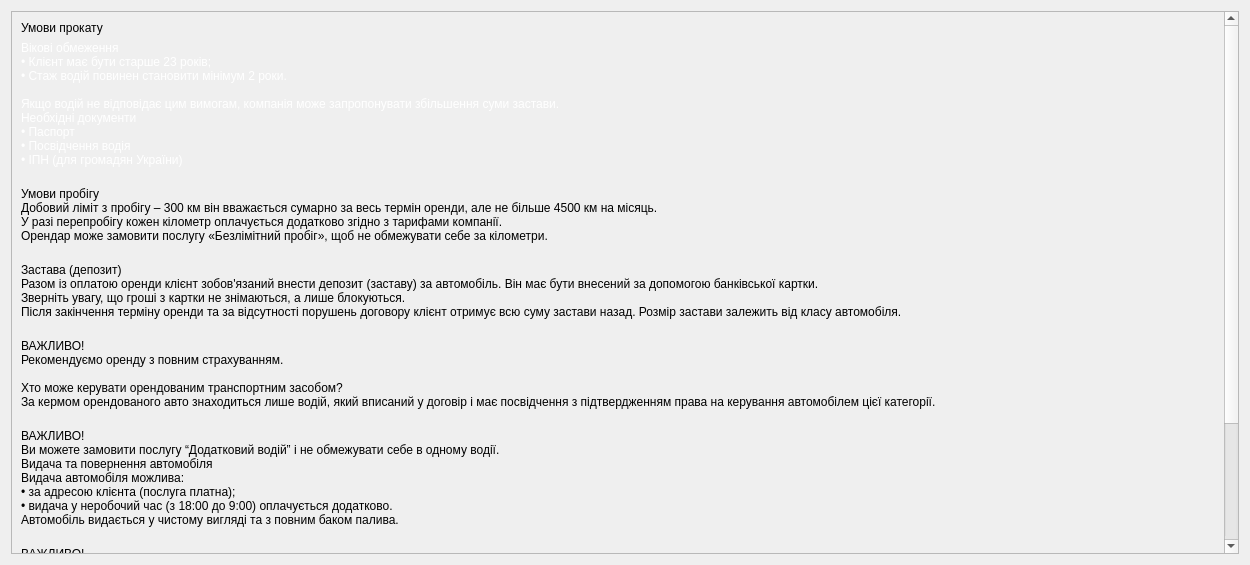
First picture: the form in kursova/rules.ui, repository Maxverrr/kursova, before the edit.
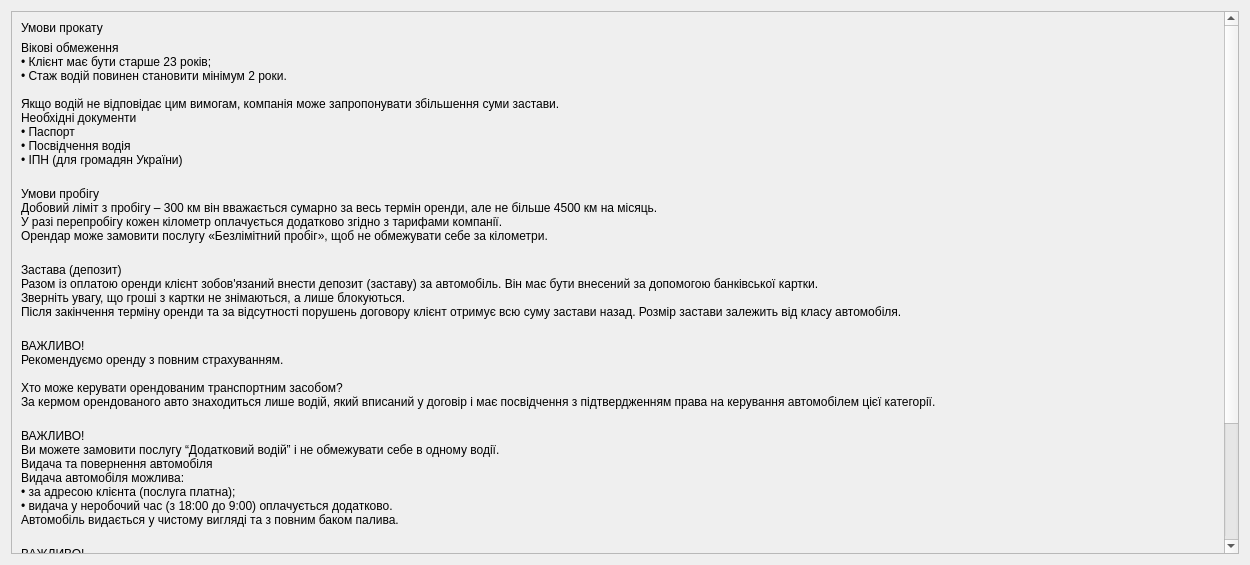
Second picture: the form after the edit.

```diff
--- a/kursova/rules.ui
+++ b/kursova/rules.ui
@@ -28,7 +28,7 @@
         <x>0</x>
         <y>0</y>
         <width>1216</width>
-        <height>1026</height>
+        <height>1027</height>
        </rect>
       </property>
       <layout class="QVBoxLayout" name="verticalLayout">
@@ -47,7 +47,7 @@
         <widget class="QLabel" name="label_2">
          <property name="styleSheet">
           <string notr="true">font: 12pt &quot;Segoe UI&quot;;
-color: qlineargradient(spread:pad, x1:0.453, y1:0.46, x2:1, y2:1, stop:0 rgba(0, 0, 0, 255), stop:0.403315 rgba(255, 255, 255, 255));</string>
+</string>
          </property>
          <property name="text">
           <string>Вікові обмеження
```
